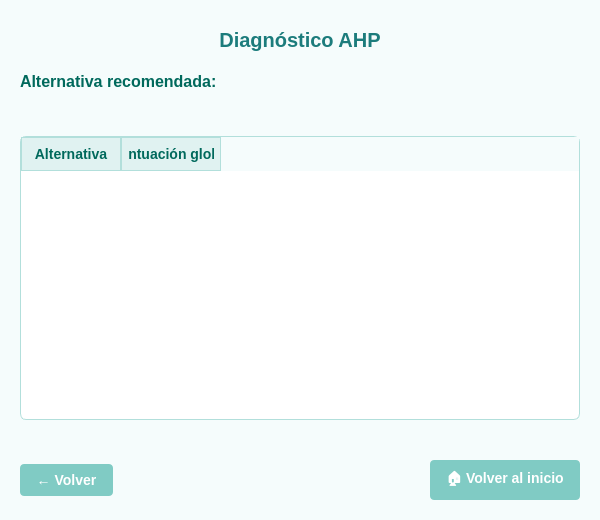
First picture: the form in Desktop/ASIA_HAR_DESKTOP/ui/resources/chosenAlternative.ui, repository ahg00048/ASIA_HAR_PARA_EL_DIAGNOSTICO, before the edit.
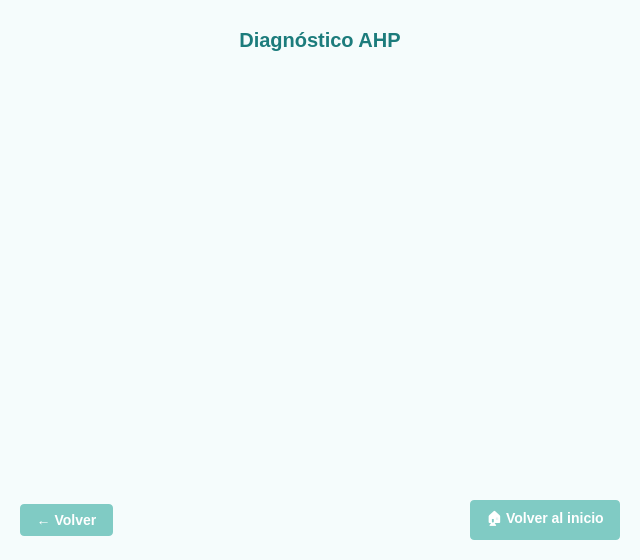
Second picture: the form after the edit.

What changed in the file:
```diff
--- a/Desktop/ASIA_HAR_DESKTOP/ui/resources/chosenAlternative.ui
+++ b/Desktop/ASIA_HAR_DESKTOP/ui/resources/chosenAlternative.ui
@@ -6,8 +6,8 @@
    <rect>
     <x>0</x>
     <y>0</y>
-    <width>600</width>
-    <height>520</height>
+    <width>640</width>
+    <height>560</height>
    </rect>
   </property>
   <property name="windowTitle">
@@ -27,10 +27,31 @@
         color: #1C7C7C;
         padding: 8px;
     }
-    QLabel#subtitleLabel {
+    QScrollArea {
+        border: none;
+        background-color: transparent;
+    }
+    QGroupBox {
+        background-color: #FFFFFF;
+        border: 1px solid #B2DFDB;
+        border-radius: 8px;
+        margin-top: 12px;
+        padding-top: 16px;
+        font-weight: bold;
+        color: #00695C;
+    }
+    QGroupBox::title {
+        subcontrol-origin: margin;
+        subcontrol-position: top left;
+        padding: 4px 12px;
+        background-color: #E0F2F1;
+        border-radius: 4px;
+        color: #004D40;
+    }
+    QLabel#bestAlternativeLabel {
         font-size: 16px;
         font-weight: bold;
-        color: #00695C;
+        color: #009688;
     }
     QTableWidget {
         background-color: #FFFFFF;
@@ -102,45 +123,28 @@
     </widget>
    </item>
    <item>
-    <widget class="QLabel" name="subtitleLabel">
-     <property name="text">
-      <string>Alternativa recomendada:</string>
-     </property>
-     <property name="alignment">
-      <set>Qt::AlignLeft</set>
-     </property>
-    </widget>
-   </item>
-   <item>
-    <widget class="QLabel" name="bestAlternativeLabel">
-     <property name="text">
-      <string/>
-     </property>
-     <property name="styleSheet">
-      <string>font-size: 18px; font-weight: bold; color: #009688;</string>
-     </property>
-    </widget>
-   </item>
-   <item>
-    <widget class="QTableWidget" name="resultsTable">
-     <property name="columnCount">
-      <number>2</number>
-     </property>
-     <attribute name="horizontalHeaderVisible">
+    <widget class="QScrollArea" name="scrollArea">
+     <property name="widgetResizable">
       <bool>true</bool>
-     </attribute>
-     <column>
-      <property name="text">
-       <string>Alternativa</string>
+     </property>
+     <widget class="QWidget" name="resultsContainer">
+      <property name="geometry">
+       <rect>
+        <x>0</x>
+        <y>0</y>
+        <width>600</width>
+        <height>400</height>
+       </rect>
       </property>
-     </column>
-     <column>
-      <property name="text">
-       <string>Puntuación global</string>
-      </property>
-     </column>
+      <layout class="QVBoxLayout" name="resultsLayout">
+       <property name="spacing">
+        <number>16</number>
+       </property>
+      </layout>
+     </widget>
     </widget>
    </item>
+   <!-- Etiqueta global de consistencia de criterios -->
    <item>
     <widget class="QLabel" name="consistencyLabel">
      <property name="text">
```
